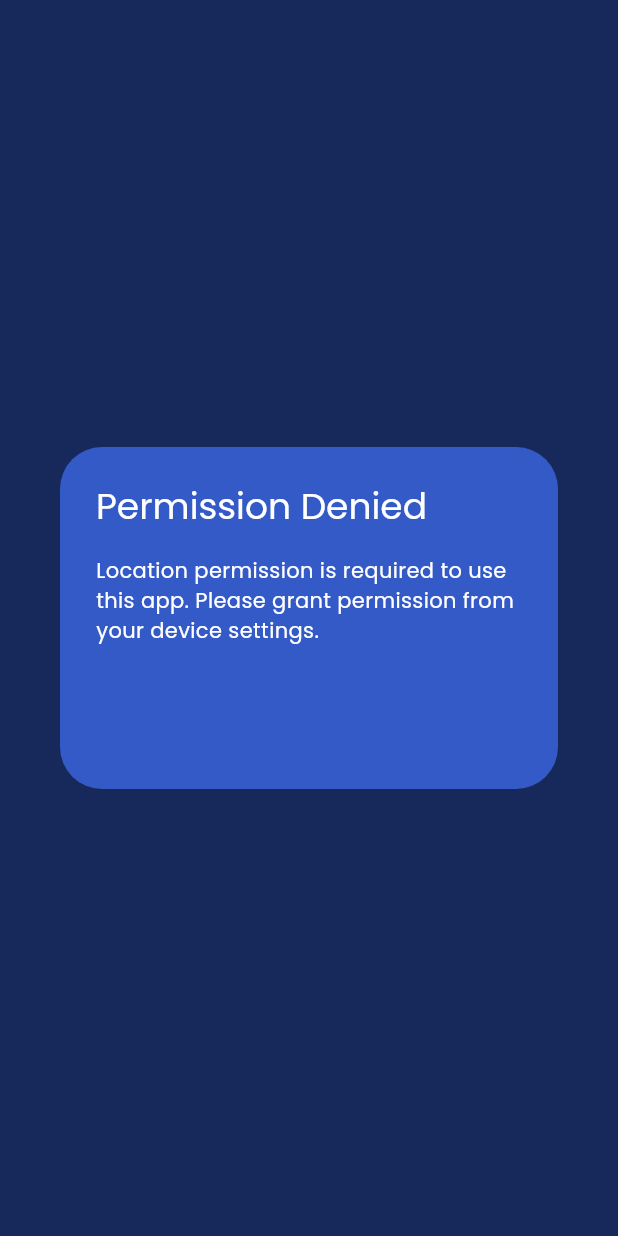
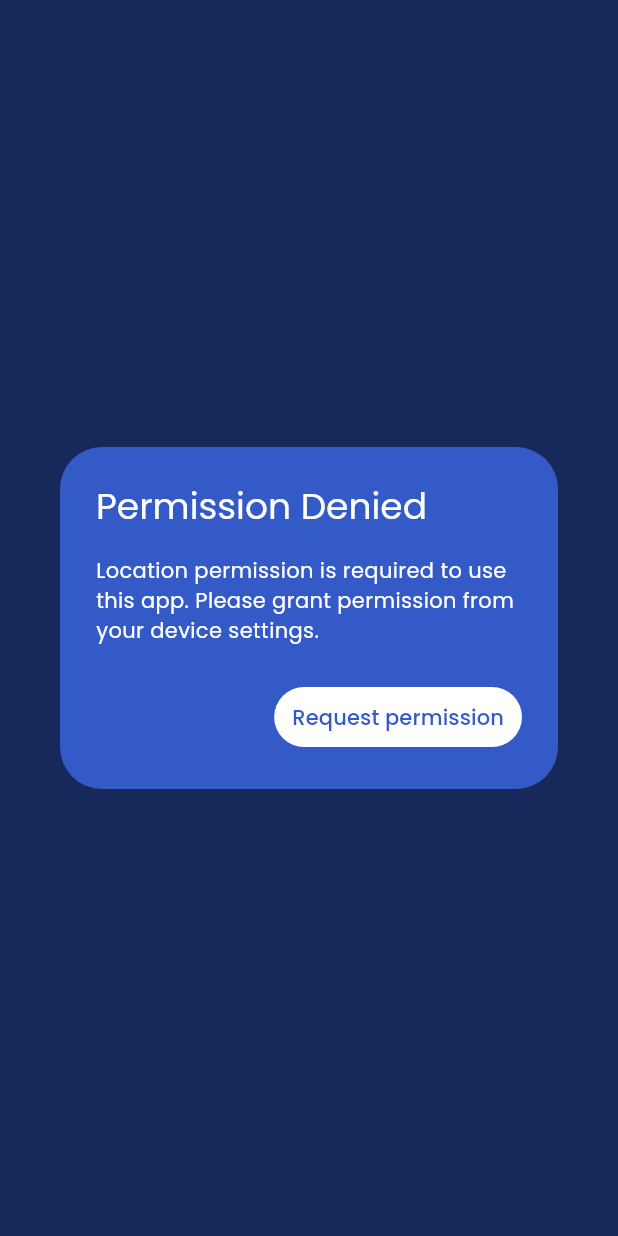
Before and after one commit to musfique113/weather, a Flutter app: what showPermissionDeniedDialog() shows on an empty page, opened directly, on a phone screen of 412 x 824 dp. Run offline on Flutter 3.47's test engine with Material 3 defaults, Android fonts, the phone set to English and light mode, and no system bars; our stand-ins replace cached_network_image, equatable, flutter_bloc, fpdart, gap, geolocator and 4 more; accounts and stored records are empty.

Commit message:
fic: :bug: fix permission denied popup issue

```diff
--- a/lib/features/common/presentation/blocs/location/location_service_state.dart
+++ b/lib/features/common/presentation/blocs/location/location_service_state.dart
@@ -5,24 +5,34 @@ class LocationServiceState extends Equatable {
     required this.position,
     required this.hasPermission,
     required this.isLoading,
+    this.showAppSettingsDialog = false,
   });
 
   final Position? position;
   final bool hasPermission;
   final bool isLoading;
+  final bool showAppSettingsDialog;
 
   LocationServiceState copyWith({
     Position? position,
     bool? hasPermission,
     bool? isLoading,
+    bool? showAppSettingsDialog,
   }) {
     return LocationServiceState(
       position: position ?? this.position,
       hasPermission: hasPermission ?? this.hasPermission,
       isLoading: isLoading ?? this.isLoading,
+      showAppSettingsDialog:
+          showAppSettingsDialog ?? this.showAppSettingsDialog,
     );
   }
 
   @override
-  List<Object?> get props => [position, hasPermission, isLoading];
+  List<Object?> get props => [
+        position,
+        hasPermission,
+        isLoading,
+        showAppSettingsDialog,
+      ];
 }
--- a/lib/features/common/presentation/ui/widgets/location_permission_popup.dart
+++ b/lib/features/common/presentation/ui/widgets/location_permission_popup.dart
@@ -1,10 +1,13 @@
 import 'package:flutter/material.dart';
+import 'package:flutter_bloc/flutter_bloc.dart';
 import 'package:weather/application/app_router/app_router.dart';
 import 'package:weather/application/theme_data/app_colors.dart';
+import 'package:weather/features/common/presentation/blocs/location/location_service_cubit.dart';
 
 void showPermissionDeniedDialog(BuildContext context) {
   showDialog(
     context: context,
+    barrierDismissible: false,
     builder: (context) => AlertDialog(
       title: const Text(
         'Permission Denied',
@@ -14,8 +17,16 @@ void showPermissionDeniedDialog(BuildContext context) {
           'Please grant permission from your device settings.'),
       actions: [
         TextButton(
-          onPressed: () => AppRouter.pop(context),
-          child: const Text('OK'),
+          style: TextButton.styleFrom(
+            backgroundColor: white,
+          ),
+          onPressed: () {
+            context
+                .read<LocationServiceCubit>()
+                .handlePermissionRequestButton();
+            AppRouter.pop(context);
+          },
+          child: const Text('Request permission'),
         ),
       ],
     ),
```
Also changed, not shown: lib/features/common/presentation/blocs/location/location_service_cubit.dart (+10 -0 lines).
